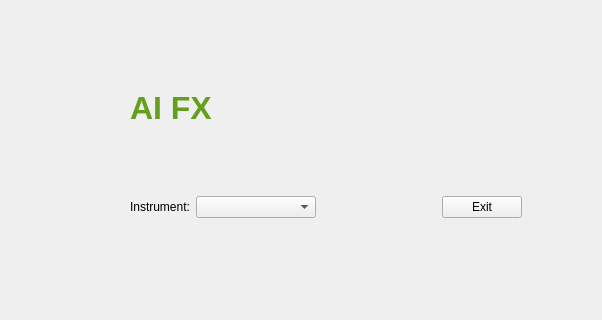
The window that aifx/client/form.ui (NadimGhaznavi/aifx) describes before a commit, drawn with Qt 5; both pictures show x 0 to 602 and y 0 to 320 of the 800 by 600 pixel window.
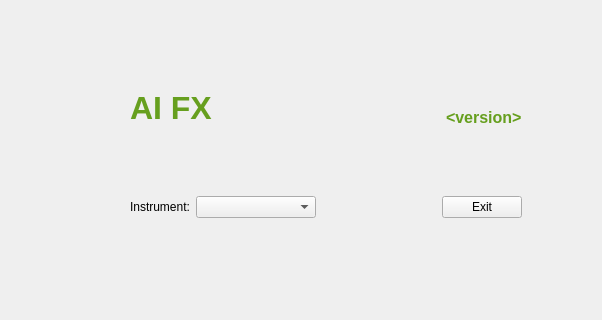
The same window after the commit.

The edit to the form file:
```diff
--- a/aifx/client/form.ui
+++ b/aifx/client/form.ui
@@ -13,7 +13,7 @@
   <property name="windowTitle">
    <string>Widget</string>
   </property>
-  <widget class="QWidget" name="">
+  <widget class="QWidget" name="layoutWidget">
    <property name="geometry">
     <rect>
      <x>130</x>
@@ -48,7 +48,13 @@
       <item>
        <widget class="QLabel" name="lbl_version">
         <property name="text">
-         <string>&lt;version&gt;</string>
+         <string>&lt;html&gt;&lt;head/&gt;&lt;body&gt;&lt;p&gt;&lt;span style=&quot; font-size:12pt; font-weight:700; color:#669f1e;&quot;&gt;&amp;lt;version&amp;gt;&lt;/span&gt;&lt;/p&gt;&lt;/body&gt;&lt;/html&gt;</string>
+        </property>
+        <property name="textFormat">
+         <enum>Qt::AutoText</enum>
+        </property>
+        <property name="alignment">
+         <set>Qt::AlignBottom|Qt::AlignLeading|Qt::AlignLeft</set>
         </property>
        </widget>
       </item>
```
Left out of the diff: 3 changed lines with no effect on the pictures.
